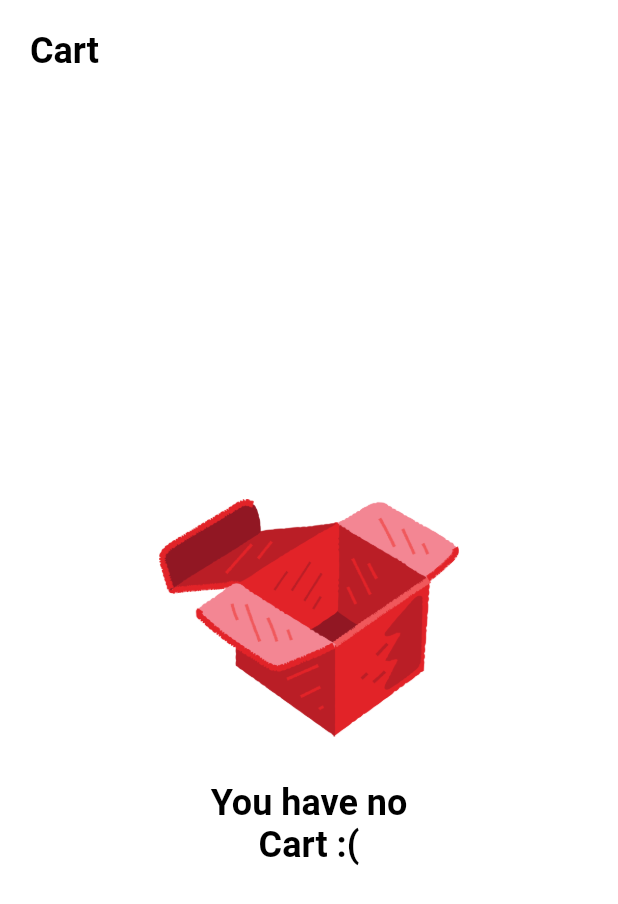
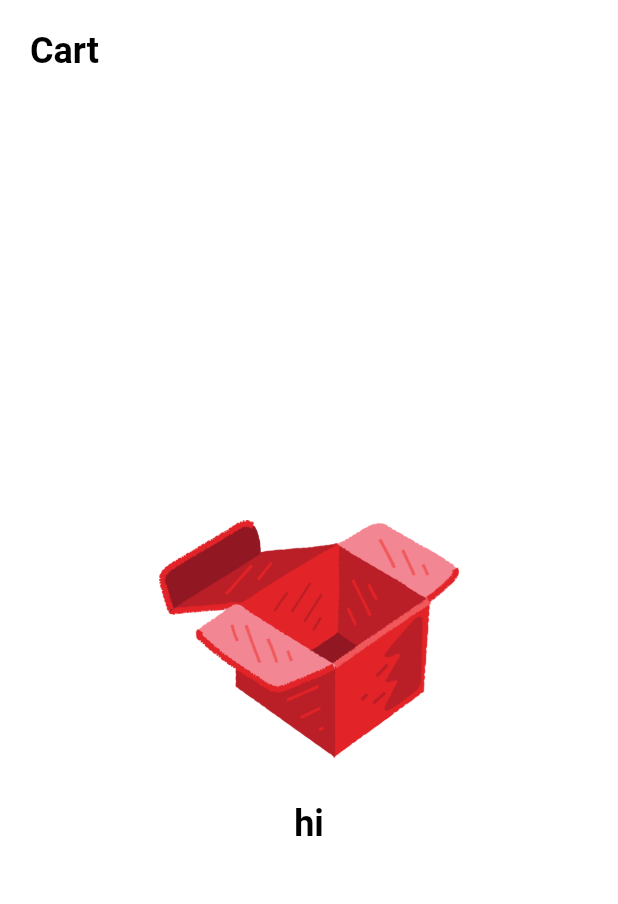
Before and after one commit to mahdinaghikhanii/shop, a Flutter app: the CartViews screen opened directly, on a phone screen of 412 x 824 dp. Shown: the top 904 px of the screen. Run offline on Flutter 3.47's test engine with Material 2 defaults, Android fonts, the phone set to English and light mode, and no system bars; our stand-ins replace animate_do, cached_network_image, google_nav_bar, shared_preferences; accounts and stored records are empty.

```diff
--- a/lib/main.dart
+++ b/lib/main.dart
@@ -4,6 +4,7 @@ import 'package:shared_preferences/shared_preferences.dart';
 import 'package:shop/util/app_provider/app_provider.dart';
 import 'package:shop/util/bottomnavigationbar_provider/bottomnavigationbar_provider.dart';
 import 'package:shop/util/onboard_provider/onboard_provider.dart';
+import 'package:shop/util/products_provider/products_provider.dart';
 import 'package:shop/util/repository/repository.dart';
 import 'package:shop/theme/configtheme.dart';
 import 'package:shop/view/home/home_views.dart';
@@ -31,6 +32,7 @@ class MyApp extends StatelessWidget {
   Widget build(BuildContext context) {
     return MultiProvider(
         providers: [
+          ChangeNotifierProvider(create: (context) => ProductsProvider()),
           ChangeNotifierProvider<OnBoardProvider>(
               create: (context) => OnBoardProvider()),
           ChangeNotifierProvider<AppProvider>(
--- a/lib/util/products_provider/products_provider.dart
+++ b/lib/util/products_provider/products_provider.dart
@@ -3,17 +3,17 @@ import 'package:shop/model/products_model.dart';
 import 'package:shop/model/rating_model.dart';
 
 class ProductsProvider extends ChangeNotifier {
-  List<ProductsModel> lst = [];
-
+  List<ProductsModel> _lst = [];
+  get cartlist => _lst;
   add(String image, String title, int id, String price, String description,
       String catrgory, RatingModel ratingModel) {
-    lst.add(ProductsModel(
+    _lst.add(ProductsModel(
         id, title, price, description, catrgory, image, ratingModel));
     notifyListeners();
   }
 
   remove(int index) {
-    lst.removeAt(index);
+    _lst.removeAt(index);
     notifyListeners();
   }
 }
--- a/lib/view/cart/cart_views.dart
+++ b/lib/view/cart/cart_views.dart
@@ -1,5 +1,7 @@
 import 'package:flutter/material.dart';
+import 'package:provider/provider.dart';
 import 'package:shop/theme/constant.dart';
+import 'package:shop/util/products_provider/products_provider.dart';
 import 'package:shop/widgets/nothing_is_here/nothing_is_here.dart';
 
 class CartViews extends StatelessWidget {
@@ -7,6 +9,7 @@ class CartViews extends StatelessWidget {
 
   @override
   Widget build(BuildContext context) {
+    final productProvider = Provider.of<ProductsProvider>(context);
     return SafeArea(
       child: Scaffold(
         appBar: AppBar(
@@ -23,13 +26,14 @@ class CartViews extends StatelessWidget {
         ),
         body: Column(
           mainAxisAlignment: MainAxisAlignment.center,
-          children: const [
-            SizedBox(
+          children: [
+            const SizedBox(
               height: 30,
             ),
             NothingIsHere(
-              text: "You have no\nCart :(",
-            ),
+                text: productProvider.cartlist == null
+                    ? "You have no\nCart :("
+                    : "hi"),
           ],
         ),
       ),
--- a/lib/view/onboard/onboard_views.dart
+++ b/lib/view/onboard/onboard_views.dart
@@ -27,7 +27,7 @@ class _OnBoardViewsState extends State<OnBoardViews> {
       img: 'assets/img/cloth2.png',
     ),
     OnboardModel(
-      title: 'See All\nand choice!',
+      title: 'See All\nand choice !',
       img: 'assets/img/cloth3.png',
     )
   ];
@@ -104,7 +104,7 @@ class _OnBoardViewsState extends State<OnBoardViews> {
                                                           .getCurentIndexOnBoard ==
                                                       index
                                                   ? kblackappbar
-                                                  : kwhite,
+                                                  : grey,
                                               borderRadius:
                                                   BorderRadius.circular(10.0),
                                             ),
```
